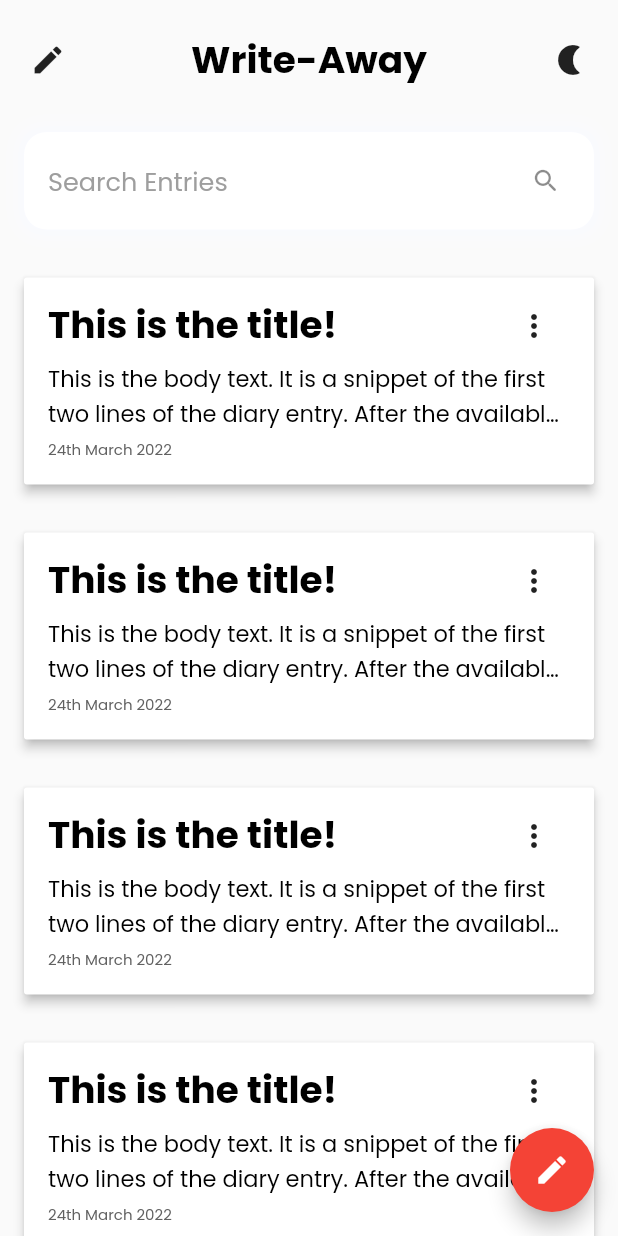
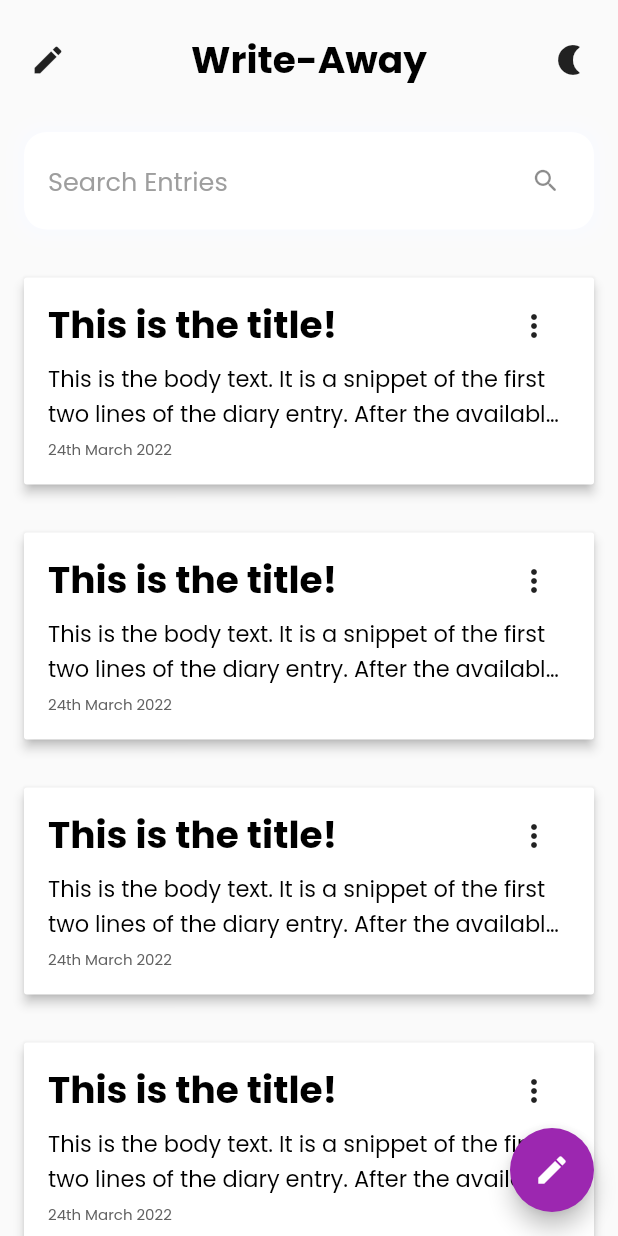
Before and after one commit to bookofiyi/write_a_day, a Flutter app: the screen it shows after launch, on a phone screen of 412 x 824 dp. Run offline on Flutter 3.47's test engine with Material 2 defaults, Android fonts, the phone set to English and light mode, and no system bars; our stand-ins replace flutter_svg, shared_preferences.

Commit message:
added svg logo and updated styles for fonts

```diff
--- a/lib/dark_theme_logic/dark_theme_styles.dart
+++ b/lib/dark_theme_logic/dark_theme_styles.dart
@@ -4,7 +4,7 @@
 class Styles {
   static ThemeData themeData(bool isDarkTheme, BuildContext context) {
     return ThemeData(
-      primarySwatch: Colors.red,
+      primarySwatch: isDarkTheme ? Colors.red : Colors.purple,
       primaryColor: isDarkTheme ? Colors.black : Colors.white,
       fontFamily: 'Poppins',
       textTheme: TextTheme(
--- a/lib/home_screen.dart
+++ b/lib/home_screen.dart
@@ -5,6 +5,7 @@
 import 'package:write_a_day/components/entry_card.dart';
 import 'package:write_a_day/dark_theme_logic/dark_theme_provider.dart';
 import 'package:write_a_day/dark_theme_logic/dark_theme_styles.dart';
+import 'package:flutter_svg/flutter_svg.dart';
 
 class HomePage extends StatefulWidget {
   const HomePage({Key? key}) : super(key: key);
--- a/pubspec.yaml
+++ b/pubspec.yaml
@@ -34,6 +34,7 @@
   provider: ^6.0.2
   sqflite: ^2.0.2
   jiffy: ^5.0.0
+  flutter_svg: ^1.0.3
 
 dev_dependencies:
   flutter_test:
```
Also changed, not shown: assets/images/diaree-logo.svg (added), pubspec.lock.
